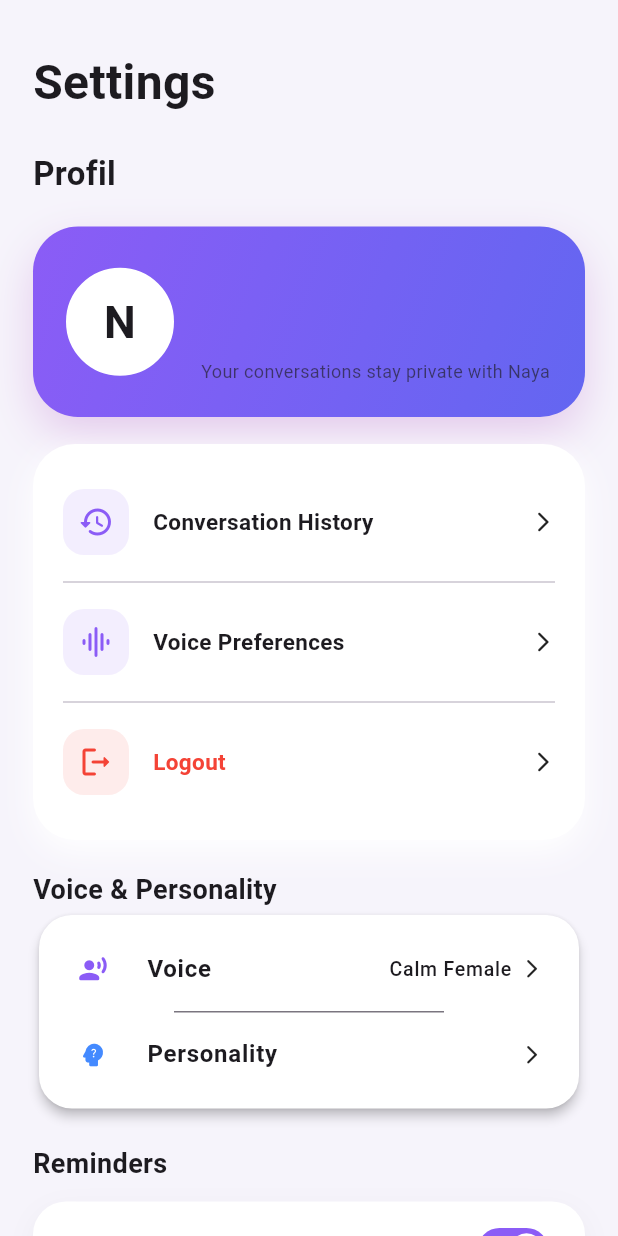
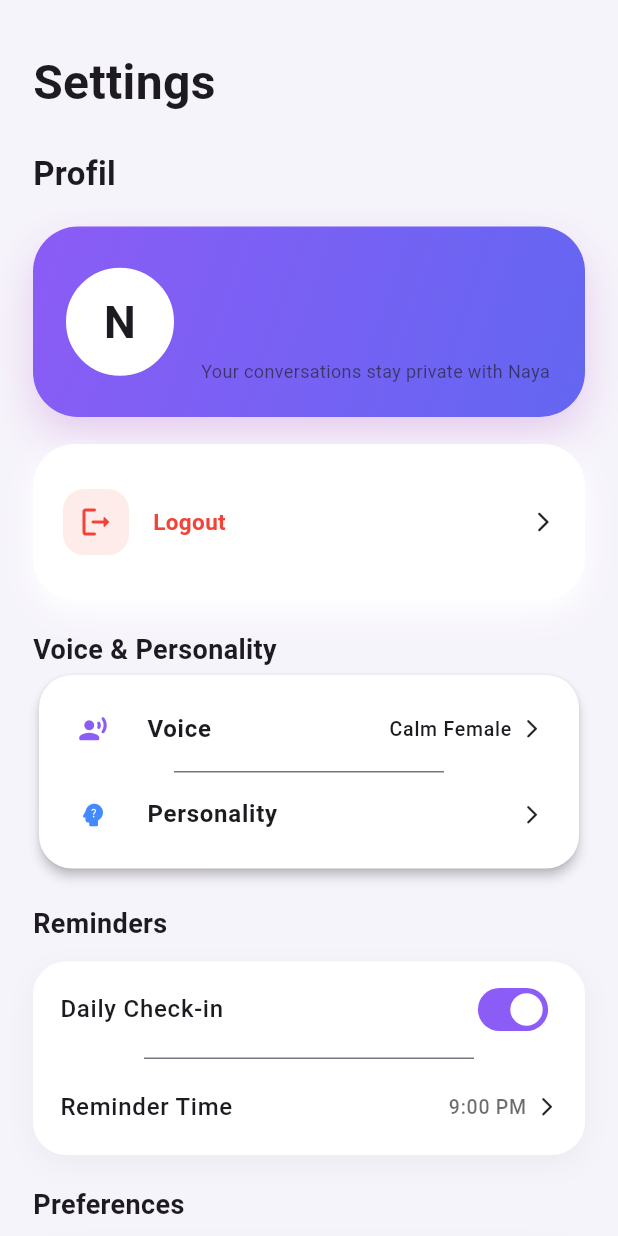
Before and after one commit to luvaghohappy/naya, a Flutter app: the Settings screen opened directly with empty values, on a phone screen of 412 x 824 dp. Run offline on Flutter 3.47's test engine with Material 3 defaults, Android fonts, the phone set to English and light mode, and no system bars; our stand-ins replace animate_do, easy_localization, fl_chart, flutter_dotenv, flutter_local_notifications, flutter_tts and 5 more; accounts and stored records are empty; network calls fail.

Commit message:
second commit

```diff
--- a/assets/translations/fr.json
+++ b/assets/translations/fr.json
@@ -287,8 +287,12 @@
 
 
   "achievements": "Réalisations",
-  "achievements_description": "Les étapes importantes que vous avez franchies grâce à Naya"
+  "achievements_description": "Les étapes importantes que vous avez franchies grâce à Naya",
 
+  "personalize_naya": "Personnalisez Naya, enregistrez l'historique de vos conversations, synchronisez vos préférences et faites de Naya un véritable compagnon à vos côtés.",
+
+   "user_not_logged_in": "L'utilisateur n'est pas connecté.",
+  "user_not_authenticated": "L'utilisateur n'est pas authentifié."
 
 
 
--- a/lib/Navigation.dart
+++ b/lib/Navigation.dart
@@ -20,6 +20,7 @@ class NavigationPage extends StatefulWidget {
 }
 
 class _NavigationPageState extends State<NavigationPage> {
+
   int currentIndex = 0;
 
   final GlobalKey<HomePageState> homeKey = GlobalKey<HomePageState>();
--- a/lib/pages/Settings.dart
+++ b/lib/pages/Settings.dart
@@ -1,4 +1,5 @@
 import 'package:flutter/material.dart';
+import 'package:naya/Mainpage.dart';
 import 'package:shared_preferences/shared_preferences.dart';
 import 'package:supabase_flutter/supabase_flutter.dart';
 import 'package:easy_localization/easy_localization.dart';
@@ -170,16 +171,20 @@ class _SettingsState extends State<Settings> {
     await Supabase.instance.client.auth.signOut();
 
     final prefs = await SharedPreferences.getInstance();
-
     await prefs.clear();
 
-    if (mounted) {
-      setState(() {
-        isLoggedIn = false;
-        email = "";
-        nickname = "Friend";
-      });
-    }
+    if (!mounted) return;
+
+    Navigator.pushAndRemoveUntil(
+      context,
+      MaterialPageRoute(
+        builder: (_) => IntroPage(
+          isDarkMode: widget.isDarkMode,
+          onToggleTheme: widget.onToggleTheme,
+        ),
+      ),
+      (_) => false,
+    );
   }
 
   ///----------Email Sign in------------
@@ -395,14 +400,14 @@ class _SettingsState extends State<Settings> {
                         style: TextStyle(
                           fontSize: 22,
                           fontWeight: FontWeight.bold,
-                          color: Theme.of(context).cardColor,
+                          color: Theme.of(context).colorScheme.onSurface,
                         ),
                       ),
 
                       const SizedBox(height: 10),
 
                       Text(
-                        "Personalize Naya, save your conversation history, sync preferences and make Naya feel more like your companion.",
+                        "personalize_naya".tr(),
 
                         textAlign: TextAlign.center,
 
@@ -437,12 +442,16 @@ class _SettingsState extends State<Settings> {
 
                                 decoration: BoxDecoration(
                                   borderRadius: BorderRadius.circular(18),
+                                  color: Theme.of(context).cardColor,
 
-                                  gradient: const LinearGradient(
-                                    colors: [
-                                      Color(0xFF1F1F2B),
-                                      Color(0xFF2A2A3A),
-                                    ],
+                                  // gradient: const LinearGradient(
+                                  //   colors: [
+                                  //     Color(0xFF1F1F2B),
+                                  //     Color.fromRGBO(42, 42, 58, 1),
+                                  //   ],
+                                  // ),
+                                  border: Border.all(
+                                    color: Colors.grey.shade300,
                                   ),
                                 ),
 
@@ -452,7 +461,7 @@ class _SettingsState extends State<Settings> {
                                   children: [
                                     Icon(
                                       Icons.email_outlined,
-                                      color: Theme.of(context).cardColor,
+                                      color: Colors.blue,
                                       size: 18,
                                     ),
 
@@ -462,7 +471,9 @@ class _SettingsState extends State<Settings> {
                                       "email".tr(),
 
                                       style: TextStyle(
-                                        color: Theme.of(context).cardColor,
+                                        color: Theme.of(
+                                          context,
+                                        ).colorScheme.onSurface,
                                         fontWeight: FontWeight.w600,
                                         fontSize: 13,
                                       ),
@@ -486,14 +497,14 @@ class _SettingsState extends State<Settings> {
 
                                 decoration: BoxDecoration(
                                   borderRadius: BorderRadius.circular(18),
+                                  color: Theme.of(context).cardColor,
 
-                                  gradient: const LinearGradient(
-                                    colors: [
-                                      Color(0xFFFFFFFF),
-                                      Color(0xFFF2F2F2),
-                                    ],
-                                  ),
-
+                                  // gradient: const LinearGradient(
+                                  //   colors: [
+                                  //     Color(0xFFFFFFFF),
+                                  //     Color(0xFFF2F2F2),
+                                  //   ],
+                                  // ),
                                   border: Border.all(
                                     color: Colors.grey.shade300,
                                   ),
@@ -512,10 +523,12 @@ class _SettingsState extends State<Settings> {
                                     SizedBox(width: 4),
 
                                     Text(
-                                      "google".tr(),
+                                      "google",
 
                                       style: TextStyle(
-                                        color: Theme.of(context).cardColor,
+                                        color: Theme.of(
+                                          context,
+                                        ).colorScheme.onSurface,
                                         fontWeight: FontWeight.w600,
                                         fontSize: 13,
                                       ),
@@ -551,20 +564,19 @@ class _SettingsState extends State<Settings> {
 
                   child: Column(
                     children: [
-                      buildTile(
-                        icon: Icons.history_rounded,
-                        title: "conversation_history".tr(),
-                      ),
+                      // buildTile(
+                      //   icon: Icons.history_rounded,
+                      //   title: "conversation_history".tr(),
+                      // ),
 
-                      const Divider(),
+                      // const Divider(),
 
-                      buildTile(
-                        icon: Icons.graphic_eq_rounded,
-                        title: "voice_preferences".tr(),
-                      ),
+                      // buildTile(
+                      //   icon: Icons.graphic_eq_rounded,
+                      //   title: "voice_preferences".tr(),
+                      // ),
 
-                      const Divider(),
-
+                      // const Divider(),
                       GestureDetector(
                         onTap: logout,
 
@@ -1170,7 +1182,7 @@ class _SettingsState extends State<Settings> {
                       decoration: InputDecoration(
                         filled: true,
                         fillColor: Theme.of(context).colorScheme.surface,
-                        hintText: "nickname_setting".tr(),
+                        hintText: "nickname".tr(),
                         prefixIcon: const Icon(
                           Icons.person_outline_rounded,
                           color: Color(0xFF8B5CF6),
--- a/lib/services/insight_service.dart
+++ b/lib/services/insight_service.dart
@@ -13,7 +13,7 @@ class InsightService {
     final user = supabase.auth.currentUser;
 
     if (user == null) {
-      throw Exception("User not logged in".tr());
+      throw Exception("user_not_logged_in".tr());
     }
 
     final range = PeriodHelper.getRange(period, selectedDate);
```
Also changed, not shown: assets/translations/en.json (+7 -1 lines), assets/translations/es.json (+7 -1 lines), lib/pages/History.dart (+33 -0 lines), lib/pages/Home.dart (+62 -16 lines), lib/widgets/insights/achievement_card.dart (+29 -0 lines), lib/widgets/insights/overall_mood_card.dart (+32 -0 lines), lib/pages/Insights.dart (line endings or trailing spaces).
